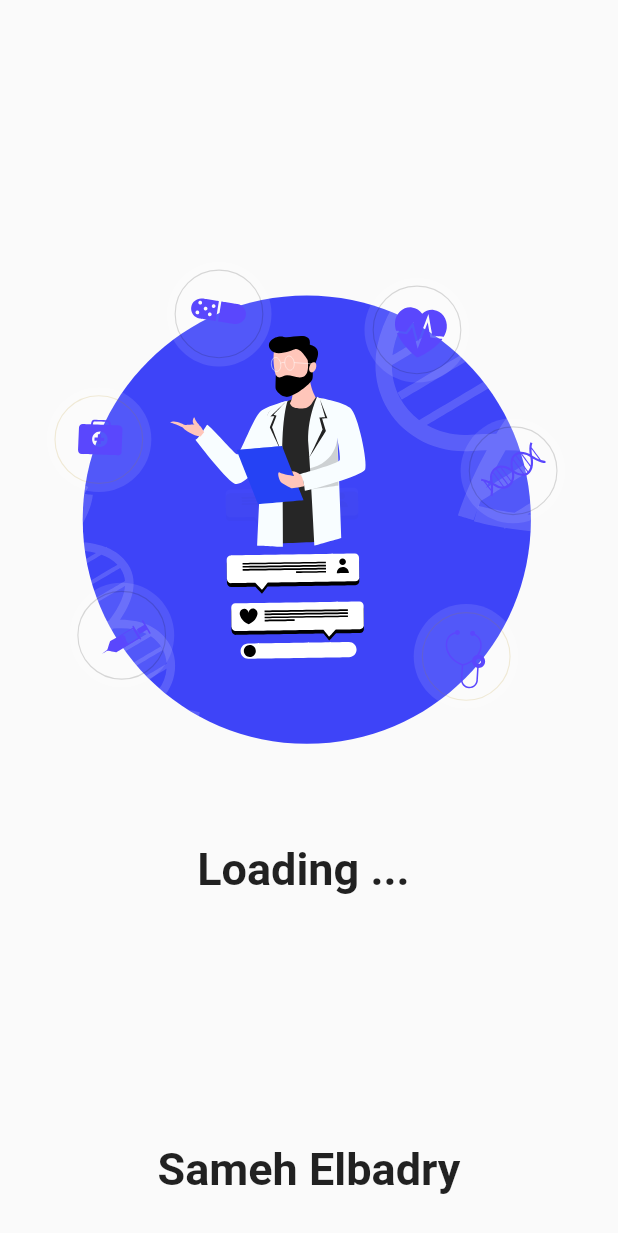
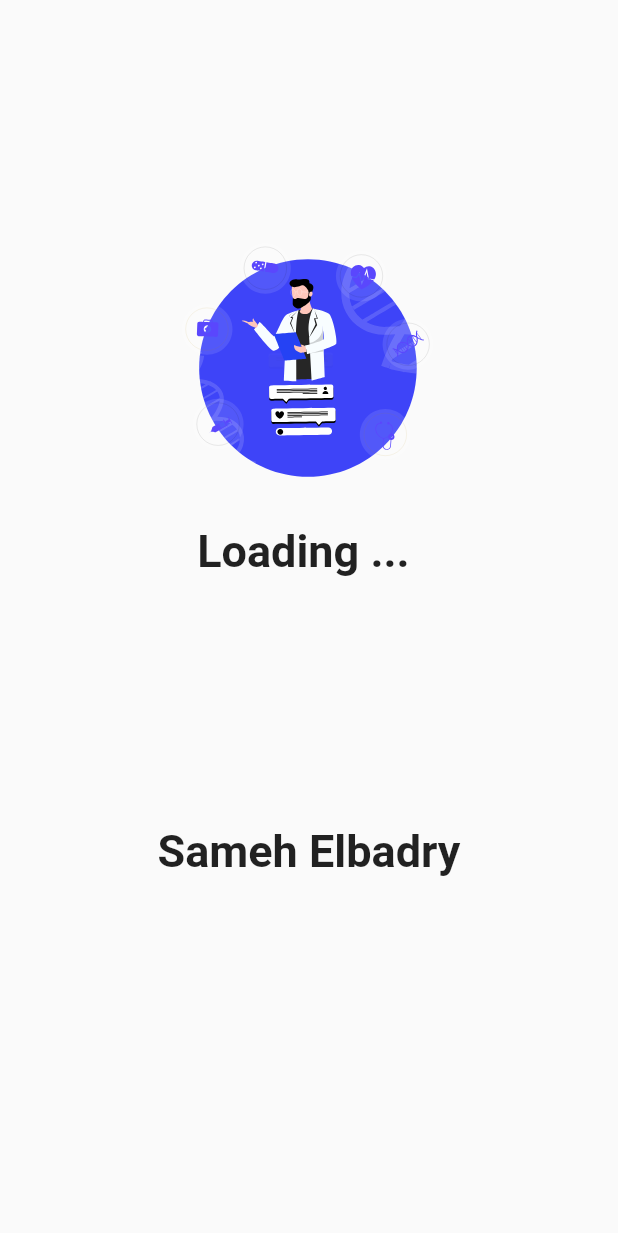
Before and after one commit to mohamedelshamy6/Mini_Clinic_App, a Flutter app: the SplashScreen screen opened directly, on a phone screen of 412 x 824 dp. Shown: the top 1233 px of the screen. Run offline on Flutter 3.47's test engine with Material 2 defaults, Android fonts, the light colour scheme and no system bars; our stand-ins replace cloud_firestore, firebase_auth, firebase_core, firebase_storage, flutter_bloc, flutter_local_notifications and 4 more; accounts and stored records are empty.

Commit message:
22/12/2022 ebrahim { - edit splash_screen.dart }

```diff
--- a/lib/ui/Screens/chats/screens/recent_chats.dart
+++ b/lib/ui/Screens/chats/screens/recent_chats.dart
@@ -2,10 +2,10 @@ import 'package:flutter/material.dart';
 
 import '../../../../style/colors.dart';
 import '../../../../style/costraints.dart';
-import '../cubit/cubit/cubit.dart';
+
 import '../models/recent_model.dart';
 import '../widgets/chatbox.dart';
-import '../widgets/filter_card.dart';
+
 
 class RecentChats extends StatelessWidget {
   const RecentChats({Key? key}) : super(key: key);
--- a/lib/ui/Screens/chats/widgets/pinnedcard.dart
+++ b/lib/ui/Screens/chats/widgets/pinnedcard.dart
@@ -39,12 +39,12 @@ class PinnedCard extends StatelessWidget {
                 ? Container(
                     width: 7,
                     height: 7,
-                    margin: EdgeInsets.all(5),
+                    margin: const EdgeInsets.all(5),
                     decoration: BoxDecoration(
                         color: AppColor.mainColor,
                         borderRadius: BorderRadius.circular(30)),
                   )
-                : SizedBox(),
+                : const SizedBox(),
             Column(crossAxisAlignment: CrossAxisAlignment.start, children: [
               Center(
                 child: ListTile(
--- a/lib/ui/Screens/splash_screen.dart
+++ b/lib/ui/Screens/splash_screen.dart
@@ -65,12 +65,16 @@ class _SplashScreenState extends State<SplashScreen> {
     }
     return Scaffold(
       body: SafeArea(
+        child: Container(
+          width: MediaQuery.of(context).size.width,
           child: Padding(
-          padding: const EdgeInsets.fromLTRB(0, 150, 0, 35),
+            padding:const EdgeInsets.fromLTRB(0, 150, 0, 35),
             child: Column(
+
               crossAxisAlignment: CrossAxisAlignment.center,
               children: [
-              Lottie.asset('images/logo.json'),
+
+                Lottie.asset('images/logo.json',width: 200,height: 200),
                 const Text(
                   'Loading ... ',
                   style: TextStyle(fontSize: 30, fontWeight: FontWeight.bold),
@@ -84,6 +88,7 @@ class _SplashScreenState extends State<SplashScreen> {
             ),
           ),
         ),
+      ),
     );
   }
 }
```
Lines whose indentation alone changed are shown as unchanged.
